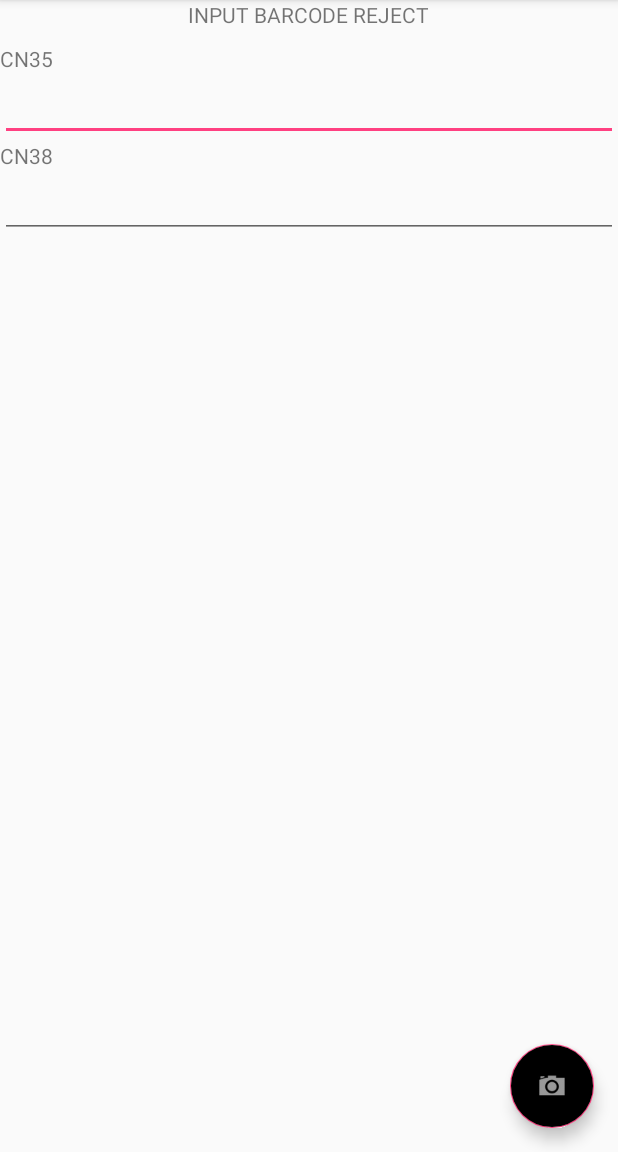
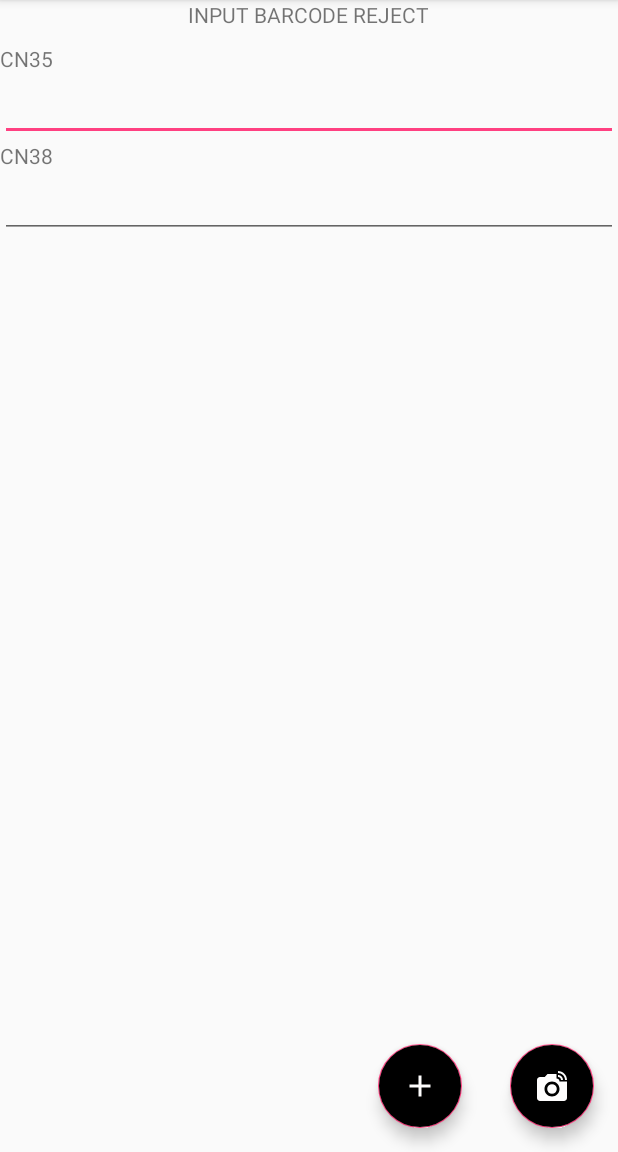
Before and after one commit to raflesngln/att-group-android, an Android app: the BarcodeInputActivty screen opened directly, with no data from a screen before it, after a tap on an icon or button, on a phone screen of 412 x 824 dp, the part 84-1236 px from its top. Run offline under Robolectric (Android 15) with nearby library versions, the phone set to English and light mode, and no system bars.

Commit message:
done barcode action

```diff
--- a/app/build.gradle
+++ b/app/build.gradle
@@ -39,7 +39,7 @@ dependencies {
     implementation 'com.android.support:recyclerview-v7:27.1.1'
     compile 'me.dm7.barcodescanner:zbar:1.8.4'
 
-    compile 'com.jakewharton:butterknife:8.4.0'
+
     compile 'com.squareup.retrofit2:retrofit:2.1.0'
     compile 'com.squareup.retrofit2:converter-gson:2.1.0'
     compile 'com.squareup.okhttp3:logging-interceptor:3.4.1'
--- a/app/src/main/java/com/example/rafles/att_group/barcode/BarcodeInputActivty.java
+++ b/app/src/main/java/com/example/rafles/att_group/barcode/BarcodeInputActivty.java
@@ -3,6 +3,7 @@ package com.example.rafles.att_group.barcode;
 import android.Manifest;
 import android.content.Intent;
 import android.content.pm.PackageManager;
+import android.support.annotation.NonNull;
 import android.support.design.widget.FloatingActionButton;
 import android.support.v4.content.ContextCompat;
 import android.support.v7.app.AppCompatActivity;
@@ -10,6 +11,7 @@ import android.os.Bundle;
 import android.view.View;
 import android.widget.Button;
 import android.widget.EditText;
+import android.widget.ImageView;
 import android.widget.TextView;
 import android.widget.Toast;
 
@@ -20,17 +22,64 @@ import com.example.rafles.att_group.camera.CameraAction;
 
 public class BarcodeInputActivty extends AppCompatActivity {
 
+    private final int CAMERA_RESULT=101;
+
+
     @Override
     protected void onCreate(Bundle savedInstanceState) {
         super.onCreate(savedInstanceState);
         setContentView(R.layout.activity_barcode_input_activty);
         getSupportActionBar().setDisplayHomeAsUpEnabled(true);
 
-
+               // Camera barcod action
         FloatingActionButton fab = (FloatingActionButton) findViewById(R.id.fab);
         fab.setOnClickListener(new View.OnClickListener() {
             @Override
             public void onClick(View view) {
+                if(ContextCompat.checkSelfPermission(BarcodeInputActivty.this, android.Manifest.permission.CAMERA)== PackageManager.PERMISSION_GRANTED){
+                    barcodeActivityOpen();
+                } else{
+                    if(shouldShowRequestPermissionRationale(android.Manifest.permission.CAMERA)){
+                        Toast.makeText(getApplicationContext(),"permission needed",Toast.LENGTH_LONG).show();
+                    }
+                    requestPermissions(new String[]{android.Manifest.permission.CAMERA,android.Manifest.permission.WRITE_EXTERNAL_STORAGE},CAMERA_RESULT);
+                }
+
+
+            }
+        });
+
+        //Clear action nab
+        FloatingActionButton fabClear = (FloatingActionButton) findViewById(R.id.fabClear);
+        fabClear.setOnClickListener(new View.OnClickListener() {
+            @Override
+            public void onClick(View v) {
+                EditText txtcn35 = (EditText) findViewById(R.id.tcn35);
+                EditText txtcn38 = (EditText) findViewById(R.id.tcn38);
+                txtcn35.setText("");
+                txtcn38.setText("");
+                txtcn35.requestFocus();
+                Toast.makeText(BarcodeInputActivty.this,"New Input data CN35 and CN38,Please input!",Toast.LENGTH_LONG).show();
+            }
+        });
+
+
+    }
+
+    @Override
+    public void onRequestPermissionsResult(int requestCode, @NonNull String[] permissions, @NonNull int[] grantResults) {
+        if(requestCode==CAMERA_RESULT){
+            if(grantResults.length > 0 && grantResults[0]==PackageManager.PERMISSION_GRANTED && grantResults[1]==PackageManager.PERMISSION_GRANTED){
+                barcodeActivityOpen();
+            } else{
+                Toast.makeText(getApplicationContext(),"Permission needed",Toast.LENGTH_LONG).show();
+            }
+        } else{
+            super.onRequestPermissionsResult(requestCode,permissions,grantResults);
+        }
+    }
+
+    public void barcodeActivityOpen(){
         EditText tcn35 = (EditText) findViewById(R.id.tcn35);
         EditText tcn38 = (EditText) findViewById(R.id.tcn38);
         String cn35 = tcn35.getText().toString();
@@ -44,12 +93,7 @@ public class BarcodeInputActivty extends AppCompatActivity {
             myIntent.putExtra("cn38", cn38);
             startActivity(myIntent);
         }
-
     }
-        });
-
-    }
-
     @Override
     public boolean onSupportNavigateUp(){
         finish();
--- a/app/src/main/res/layout/activity_barcode_input_activty.xml
+++ b/app/src/main/res/layout/activity_barcode_input_activty.xml
@@ -64,6 +64,16 @@
     android:layout_height="wrap_content">
 
     <android.support.design.widget.FloatingActionButton
+        android:id="@+id/fabClear"
+        android:layout_width="wrap_content"
+        android:layout_height="wrap_content"
+        android:layout_gravity="bottom|end"
+        android:layout_margin="@dimen/fab_margin"
+        android:backgroundTint="@color/colorPrimaryDark"
+        android:backgroundTintMode="multiply"
+        app:srcCompat="@drawable/ic_plus_light2" />
+
+    <android.support.design.widget.FloatingActionButton
         android:id="@+id/fab"
         android:layout_width="wrap_content"
         android:layout_height="wrap_content"
@@ -71,7 +81,7 @@
         android:layout_margin="@dimen/fab_margin"
         android:backgroundTint="@color/colorButton"
         android:backgroundTintMode="multiply"
-        app:srcCompat="@android:drawable/ic_menu_camera" />
+        app:srcCompat="@drawable/ic_linked_camera_light" />
 </LinearLayout>
 
 
```
Lines whose indentation alone changed are shown as unchanged.
